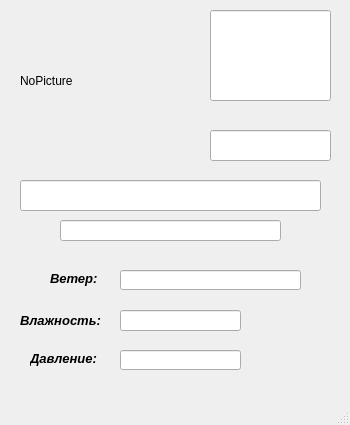
Above: weather_widget.ui from SergioWolf/weather_widget before the change. Below: the same form after it.
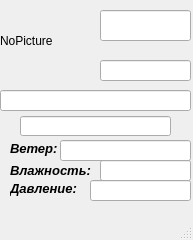
That is the form after the change.

Commit message: Доработан графический интерфейс и сделан вывод в него информации

```diff
--- a/weather_widget.ui
+++ b/weather_widget.ui
@@ -6,8 +6,8 @@
    <rect>
     <x>0</x>
     <y>0</y>
-    <width>350</width>
-    <height>425</height>
+    <width>193</width>
+    <height>240</height>
    </rect>
   </property>
   <property name="windowTitle">
@@ -17,10 +17,10 @@
    <widget class="QLabel" name="labelPicture">
     <property name="geometry">
      <rect>
-      <x>20</x>
+      <x>0</x>
       <y>0</y>
-      <width>161</width>
-      <height>161</height>
+      <width>81</width>
+      <height>81</height>
      </rect>
     </property>
     <property name="text">
@@ -30,48 +30,104 @@
    <widget class="QLineEdit" name="lineEditDegree">
     <property name="geometry">
      <rect>
-      <x>210</x>
+      <x>100</x>
       <y>10</y>
-      <width>121</width>
-      <height>91</height>
+      <width>91</width>
+      <height>31</height>
      </rect>
     </property>
+    <property name="font">
+     <font>
+      <family>Times New Roman</family>
+      <pointsize>22</pointsize>
+      <weight>75</weight>
+      <italic>true</italic>
+      <bold>true</bold>
+     </font>
+    </property>
+    <property name="cursor">
+     <cursorShape>IBeamCursor</cursorShape>
+    </property>
+    <property name="layoutDirection">
+     <enum>Qt::LeftToRight</enum>
+    </property>
+    <property name="alignment">
+     <set>Qt::AlignCenter</set>
+    </property>
    </widget>
    <widget class="QLineEdit" name="lineEditSky">
     <property name="geometry">
      <rect>
-      <x>210</x>
-      <y>130</y>
-      <width>121</width>
-      <height>31</height>
+      <x>100</x>
+      <y>60</y>
+      <width>91</width>
+      <height>21</height>
      </rect>
     </property>
+    <property name="font">
+     <font>
+      <family>Times New Roman</family>
+      <pointsize>12</pointsize>
+      <weight>75</weight>
+      <italic>true</italic>
+      <bold>true</bold>
+     </font>
+    </property>
+    <property name="contextMenuPolicy">
+     <enum>Qt::DefaultContextMenu</enum>
+    </property>
+    <property name="layoutDirection">
+     <enum>Qt::LeftToRight</enum>
+    </property>
+    <property name="alignment">
+     <set>Qt::AlignCenter</set>
+    </property>
    </widget>
    <widget class="QLineEdit" name="lineEditCity">
     <property name="geometry">
      <rect>
-      <x>20</x>
-      <y>180</y>
-      <width>301</width>
-      <height>31</height>
+      <x>0</x>
+      <y>90</y>
+      <width>191</width>
+      <height>21</height>
      </rect>
     </property>
+    <property name="font">
+     <font>
+      <family>Times New Roman</family>
+      <pointsize>12</pointsize>
+      <italic>true</italic>
+     </font>
+    </property>
+    <property name="alignment">
+     <set>Qt::AlignCenter</set>
+    </property>
    </widget>
    <widget class="QLineEdit" name="lineEditDateTime">
     <property name="geometry">
      <rect>
-      <x>60</x>
-      <y>220</y>
-      <width>221</width>
-      <height>21</height>
+      <x>20</x>
+      <y>116</y>
+      <width>151</width>
+      <height>20</height>
      </rect>
     </property>
+    <property name="font">
+     <font>
+      <family>Times New Roman</family>
+      <pointsize>12</pointsize>
+      <italic>true</italic>
+     </font>
+    </property>
+    <property name="alignment">
+     <set>Qt::AlignCenter</set>
+    </property>
    </widget>
    <widget class="QLabel" name="labelWind">
     <property name="geometry">
      <rect>
-      <x>50</x>
-      <y>270</y>
+      <x>10</x>
+      <y>140</y>
       <width>51</width>
       <height>16</height>
      </rect>
@@ -98,20 +154,32 @@
    <widget class="QLineEdit" name="lineEditWind">
     <property name="geometry">
      <rect>
-      <x>120</x>
-      <y>270</y>
-      <width>181</width>
-      <height>20</height>
+      <x>60</x>
+      <y>140</y>
+      <width>131</width>
+      <height>21</height>
      </rect>
     </property>
+    <property name="font">
+     <font>
+      <family>Times New Roman</family>
+      <pointsize>10</pointsize>
+      <weight>75</weight>
+      <italic>true</italic>
+      <bold>true</bold>
+     </font>
+    </property>
+    <property name="alignment">
+     <set>Qt::AlignCenter</set>
+    </property>
    </widget>
    <widget class="QLabel" name="labelHumidity">
     <property name="geometry">
      <rect>
-      <x>20</x>
-      <y>310</y>
-      <width>91</width>
-      <height>20</height>
+      <x>10</x>
+      <y>160</y>
+      <width>81</width>
+      <height>21</height>
      </rect>
     </property>
     <property name="font">
@@ -130,19 +198,34 @@
    <widget class="QLineEdit" name="lineEdit">
     <property name="geometry">
      <rect>
-      <x>120</x>
-      <y>310</y>
-      <width>121</width>
+      <x>100</x>
+      <y>160</y>
+      <width>91</width>
       <height>21</height>
      </rect>
     </property>
+    <property name="font">
+     <font>
+      <family>Times New Roman</family>
+      <pointsize>10</pointsize>
+      <weight>75</weight>
+      <italic>true</italic>
+      <bold>true</bold>
+     </font>
+    </property>
+    <property name="layoutDirection">
+     <enum>Qt::LeftToRight</enum>
+    </property>
+    <property name="alignment">
+     <set>Qt::AlignCenter</set>
+    </property>
    </widget>
    <widget class="QLabel" name="labelPressure">
     <property name="geometry">
      <rect>
-      <x>30</x>
-      <y>350</y>
-      <width>81</width>
+      <x>10</x>
+      <y>180</y>
+      <width>71</width>
       <height>16</height>
      </rect>
     </property>
@@ -162,12 +245,24 @@
    <widget class="QLineEdit" name="lineEdit_2">
     <property name="geometry">
      <rect>
-      <x>120</x>
-      <y>350</y>
-      <width>121</width>
-      <height>20</height>
+      <x>90</x>
+      <y>180</y>
+      <width>101</width>
+      <height>21</height>
      </rect>
     </property>
+    <property name="font">
+     <font>
+      <family>Times New Roman</family>
+      <pointsize>10</pointsize>
+      <weight>75</weight>
+      <italic>true</italic>
+      <bold>true</bold>
+     </font>
+    </property>
+    <property name="alignment">
+     <set>Qt::AlignCenter</set>
+    </property>
    </widget>
   </widget>
   <widget class="QMenuBar" name="menubar">
```
Left out of the diff: 8 changed lines with no effect on the pictures. The commit also changes 2 other files.
